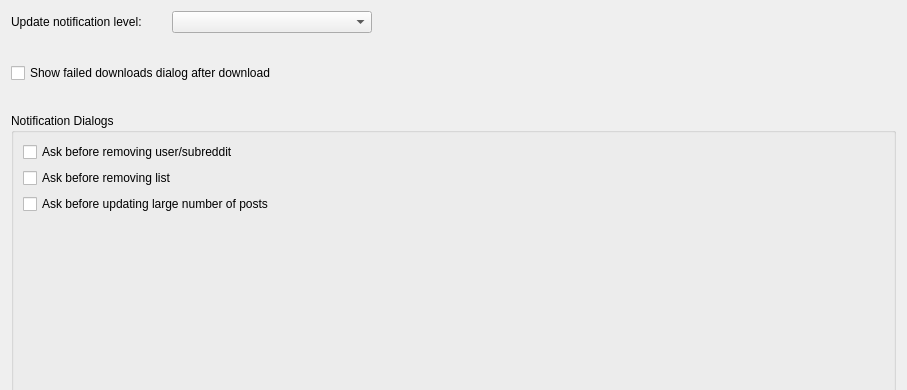
The window that Resources/ui_files/settings/notification_settings_widget.ui (MalloyDelacroix/DownloaderForReddit) describes before a commit, drawn with Qt 5; both pictures show x 0 to 907 and y 0 to 390 of the 907 by 709 pixel window.
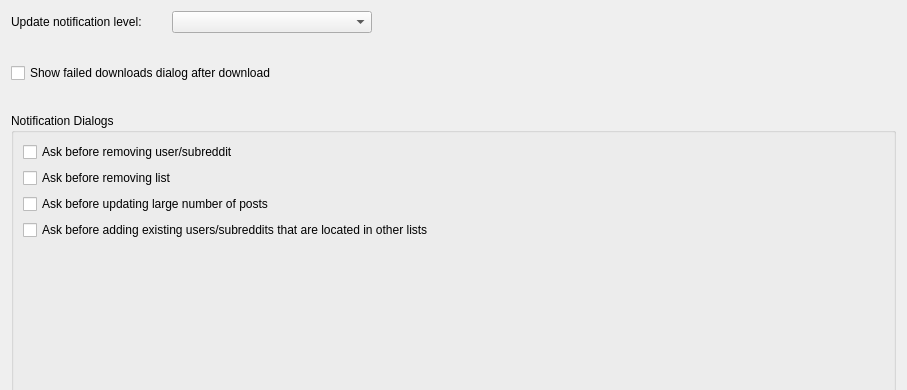
The same window after the commit.

Commit message: Add existing reddit object dialog notification settings

Patch:
```diff
--- a/Resources/ui_files/settings/notification_settings_widget.ui
+++ b/Resources/ui_files/settings/notification_settings_widget.ui
@@ -88,6 +88,13 @@
         </property>
        </widget>
       </item>
+      <item>
+       <widget class="QCheckBox" name="existing_reddit_object_dialog_checkbox">
+        <property name="text">
+         <string>Ask before adding existing users/subreddits that are located in other lists</string>
+        </property>
+       </widget>
+      </item>
       <item>
        <spacer name="verticalSpacer">
         <property name="orientation">
```
The commit also changes 4 other files.
